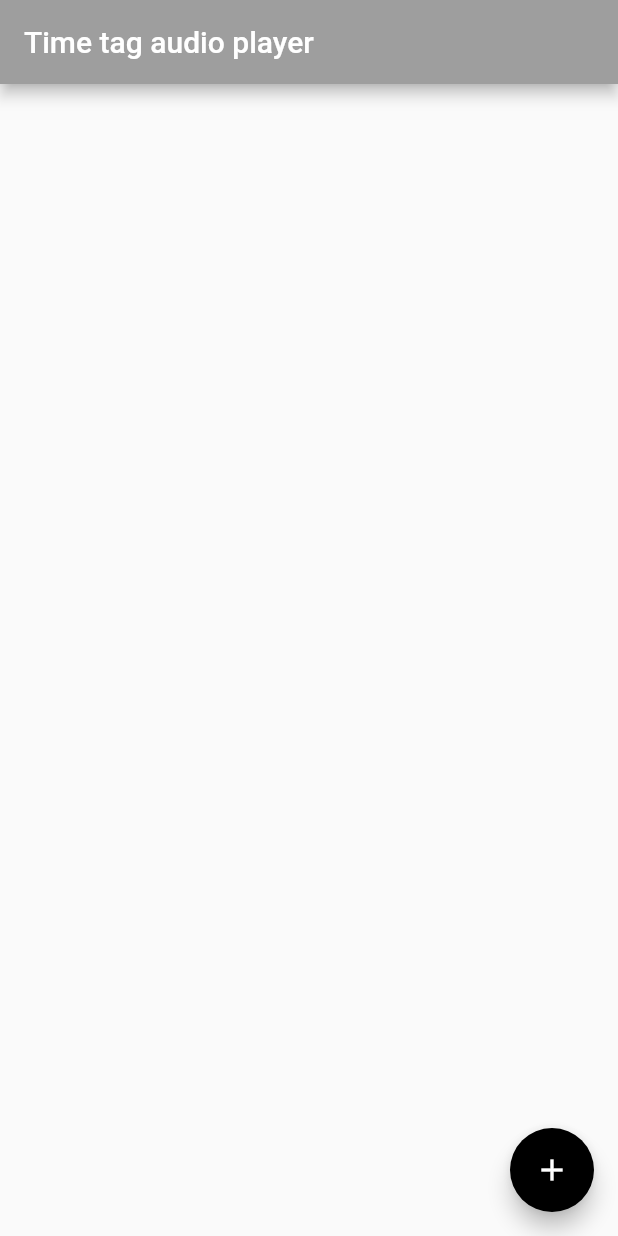
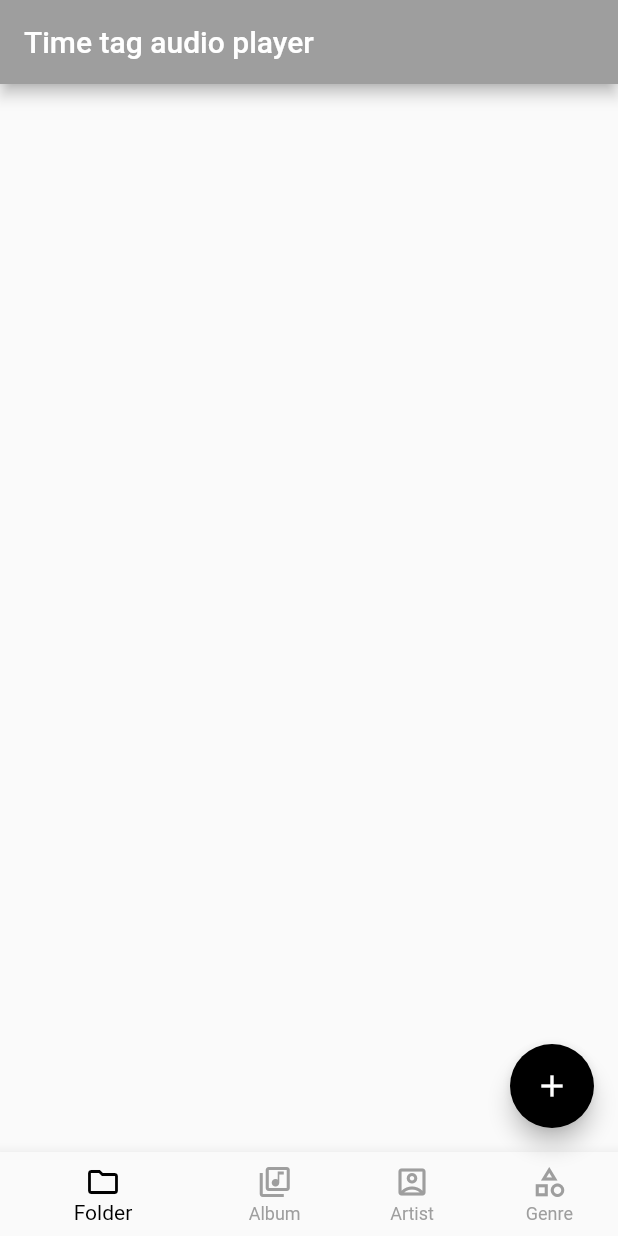
Before and after one commit to jaeminChung/time.tag.audio.player, a Flutter app: the screen it shows after launch, on a phone screen of 412 x 824 dp. Run offline on Flutter 3.47's test engine with Material 2 defaults, Android fonts, the phone set to English and light mode, and no system bars; our stand-ins replace just_audio, just_audio_background, permission_handler, rxdart, sliding_up_panel; missing offline and left inert: audio_session, audiotagger, filesystem_picker.

Commit message:
폴더,앨범,가수,장르 탭 추가

```diff
--- a/lib/audio_file.dart
+++ b/lib/audio_file.dart
@@ -34,6 +34,7 @@ class AudioFile {
   get artist => tag.artist;
   get comment => tag.comment;
   get album => tag.album;
+  get genre => tag.genre;
 
   ConcatenatingAudioSource createPlayList() {
     List<AudioSource> audioSource = [];
--- a/lib/select_folder_page.dart
+++ b/lib/select_folder_page.dart
@@ -17,6 +17,7 @@ class SelectFolderPage extends StatefulWidget {
 
 class _SelectFolderPageState extends State<SelectFolderPage> {
   final Set<FolderItem> _audioFolders = {};
+  int _selectedIndex = 0;
 
   @override
   void initState() {
@@ -103,6 +104,12 @@ class _SelectFolderPageState extends State<SelectFolderPage> {
     );
   }
 
+  void _onItemTapped(int index) {
+    setState(() {
+      _selectedIndex = index;
+    });
+  }
+
   @override
   Widget build(BuildContext context) {
     return Scaffold(
@@ -115,6 +122,32 @@ class _SelectFolderPageState extends State<SelectFolderPage> {
             return buildFolderCard(context, _audioFolders.elementAt(index));
           },
         ),
+      ),
+      bottomNavigationBar: BottomNavigationBar(
+        items: const <BottomNavigationBarItem>[
+          BottomNavigationBarItem(
+            icon: Icon(Icons.folder_outlined),
+            label: 'Folder',
+          ),
+          BottomNavigationBarItem(
+            icon: Icon(Icons.library_music_outlined),
+            label: 'Album',
+          ),
+          BottomNavigationBarItem(
+            icon: Icon(Icons.account_box_outlined),
+            label: 'Artist',
+          ),
+          BottomNavigationBarItem(
+            icon: Icon(Icons.category_outlined),
+            label: 'Genre',
+          ),
+        ],
+        currentIndex: _selectedIndex,
+        selectedItemColor: Colors.black,
+        unselectedItemColor: Colors.grey,
+        unselectedLabelStyle: const TextStyle(color: Colors.grey),
+        showUnselectedLabels: true,
+        onTap: _onItemTapped,
       ),
       floatingActionButton: FloatingActionButton(
         onPressed: () => _pickDir(context),
--- a/pubspec.yaml
+++ b/pubspec.yaml
@@ -41,6 +41,7 @@ dependencies:
   audio_session: ^0.1.6+1
   rxdart: ^0.27.3
   just_audio_background: ^0.0.1-beta.2
+  sliding_up_panel: ^2.0.0+1
 
 dev_dependencies:
   flutter_test:
```
Also changed, not shown: lib/audio_player_page.dart (+45 -2 lines), pubspec.lock, 1 other file.
